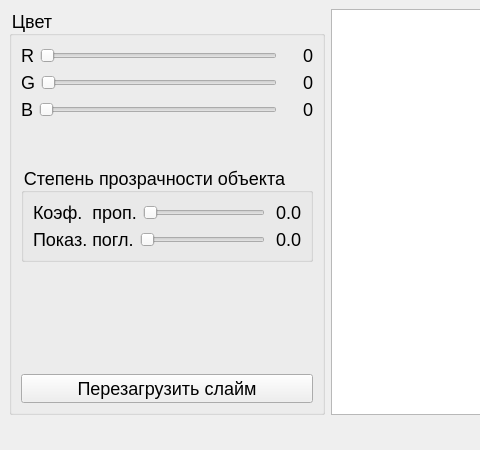
Qt form src/mainwindow.ui (agarmirus/slime_toy_course_project) before a commit; both pictures show x 0 to 480 and y 0 to 450 of the 961 by 450 pixel window.
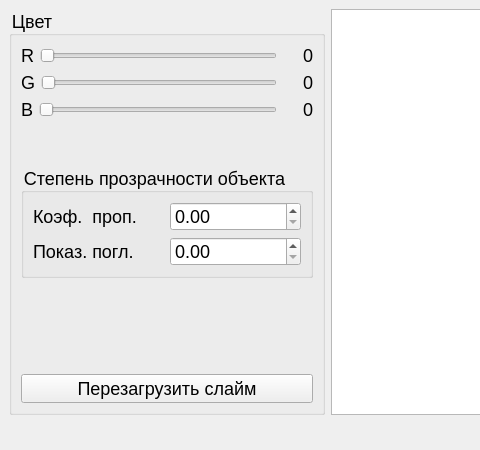
The same form after that commit.

Commit message: Corrected interface

```diff
--- a/src/mainwindow.ui
+++ b/src/mainwindow.ui
@@ -136,16 +136,12 @@
                </widget>
               </item>
               <item>
-               <widget class="QSlider" name="kpSlide">
-                <property name="orientation">
-                 <enum>Qt::Horizontal</enum>
+               <widget class="QDoubleSpinBox" name="doubleSpinBox">
+                <property name="maximum">
+                 <double>1.000000000000000</double>
                 </property>
-               </widget>
-              </item>
-              <item>
-               <widget class="QLabel" name="kpLabel">
-                <property name="text">
-                 <string> 0.0</string>
+                <property name="singleStep">
+                 <double>0.100000000000000</double>
                 </property>
                </widget>
               </item>
@@ -161,16 +157,12 @@
                </widget>
               </item>
               <item>
-               <widget class="QSlider" name="ppSlide">
-                <property name="orientation">
-                 <enum>Qt::Horizontal</enum>
+               <widget class="QDoubleSpinBox" name="doubleSpinBox_2">
+                <property name="maximum">
+                 <double>1.000000000000000</double>
                 </property>
-               </widget>
-              </item>
-              <item>
-               <widget class="QLabel" name="ppLabel">
-                <property name="text">
-                 <string> 0.0</string>
+                <property name="singleStep">
+                 <double>0.100000000000000</double>
                 </property>
                </widget>
               </item>
```
Left out of the diff: 9 changed lines with no effect on the pictures. The commit also changes 1 other file.
